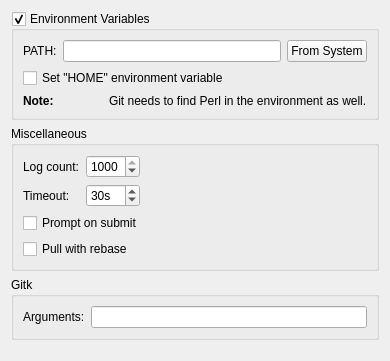
Before: the Qt Designer form src/plugins/git/settingspage.ui in qt-creator/qt-creator, drawn with Qt 5.
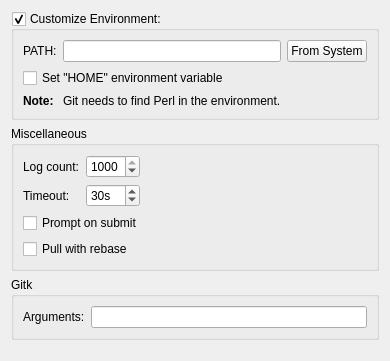
After: the same form once the commit is applied.

Commit message:
Git: Update settigspage
Task-number: QTCREATORBUG-6308

```diff
--- a/src/plugins/git/settingspage.ui
+++ b/src/plugins/git/settingspage.ui
@@ -17,57 +17,49 @@
       <bool>true</bool>
      </property>
      <property name="title">
-      <string>Environment Variables</string>
+      <string>Customize Environment:</string>
      </property>
      <property name="checkable">
       <bool>true</bool>
      </property>
-     <layout class="QVBoxLayout" name="verticalLayout_2">
-      <item>
-       <layout class="QHBoxLayout" name="horizontalLayout">
-        <item>
+     <layout class="QGridLayout" name="gridLayout_2">
+      <item row="0" column="0">
          <widget class="QLabel" name="pathlabel">
           <property name="text">
            <string>PATH:</string>
           </property>
          </widget>
         </item>
-        <item>
+      <item row="0" column="1">
          <widget class="QLineEdit" name="pathLineEdit"/>
         </item>
-        <item>
+      <item row="0" column="2">
          <widget class="QPushButton" name="adoptButton">
           <property name="text">
            <string>From System</string>
           </property>
          </widget>
         </item>
-       </layout>
-      </item>
-      <item>
+      <item row="1" column="0" colspan="3">
        <widget class="QCheckBox" name="winHomeCheckBox">
         <property name="text">
          <string>Set &quot;HOME&quot; environment variable</string>
         </property>
        </widget>
       </item>
-      <item>
-       <layout class="QHBoxLayout" name="noteHorizontalLayout">
-        <item>
+      <item row="2" column="0">
          <widget class="QLabel" name="noteLabel">
           <property name="text">
            <string>&lt;b&gt;Note:&lt;/b&gt;</string>
           </property>
          </widget>
         </item>
-        <item>
+      <item row="2" column="1" colspan="2">
          <widget class="QLabel" name="noteFieldlabel">
           <property name="text">
-           <string>Git needs to find Perl in the environment as well.</string>
-          </property>
-         </widget>
-        </item>
-       </layout>
+         <string>Git needs to find Perl in the environment.</string>
+        </property>
+       </widget>
       </item>
      </layout>
     </widget>
```
Lines whose indentation alone changed are shown as unchanged.
